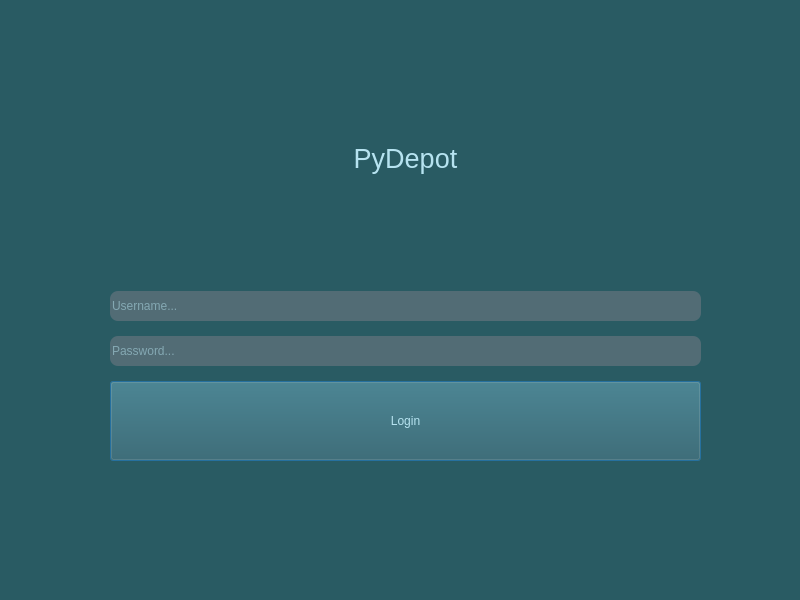
Before: the Qt Designer form UI/login_window.ui in npaolini-8/se-group-5, drawn with Qt 5.
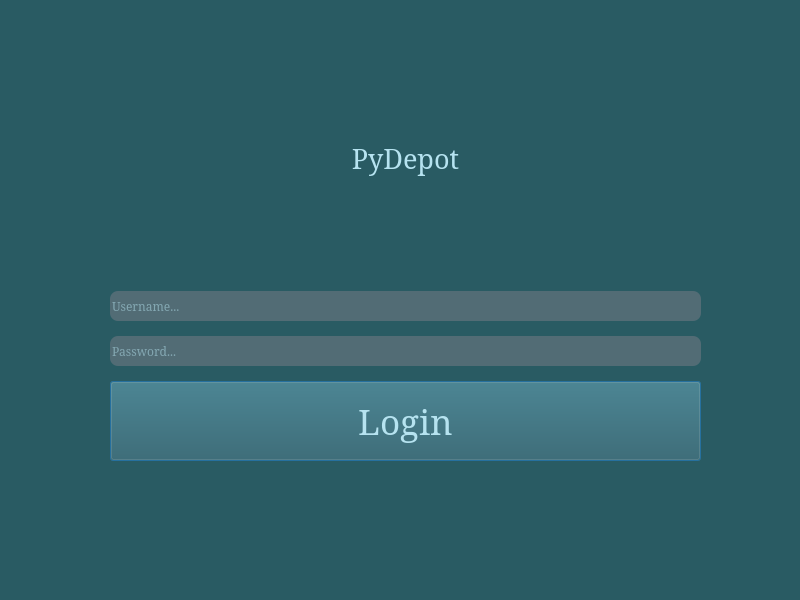
After: the same form once the commit is applied.

Patch:
```diff
--- a/UI/login_window.ui
+++ b/UI/login_window.ui
@@ -39,6 +39,7 @@
      <widget class="QLabel" name="titleLbl">
       <property name="font">
        <font>
+        <family>Serif</family>
         <pointsize>20</pointsize>
        </font>
       </property>
@@ -83,6 +84,12 @@
         <height>0</height>
        </size>
       </property>
+      <property name="font">
+       <font>
+        <family>Serif</family>
+        <pointsize>-1</pointsize>
+       </font>
+      </property>
       <property name="styleSheet">
        <string notr="true">background-color: #526c75;
 color: #B6E3F0;
@@ -102,6 +109,12 @@
         <height>30</height>
        </size>
       </property>
+      <property name="font">
+       <font>
+        <family>Serif</family>
+        <pointsize>-1</pointsize>
+       </font>
+      </property>
       <property name="styleSheet">
        <string notr="true">background-color: #526c75;
 color: #B6E3F0;
@@ -127,9 +140,16 @@
         <height>80</height>
        </size>
       </property>
+      <property name="font">
+       <font>
+        <family>Serif</family>
+        <pointsize>26</pointsize>
+        <italic>false</italic>
+       </font>
+      </property>
       <property name="styleSheet">
        <string notr="true">color: #B6E3F0;
-font-size: 12px;</string>
+</string>
       </property>
       <property name="text">
        <string>Login</string>
```
